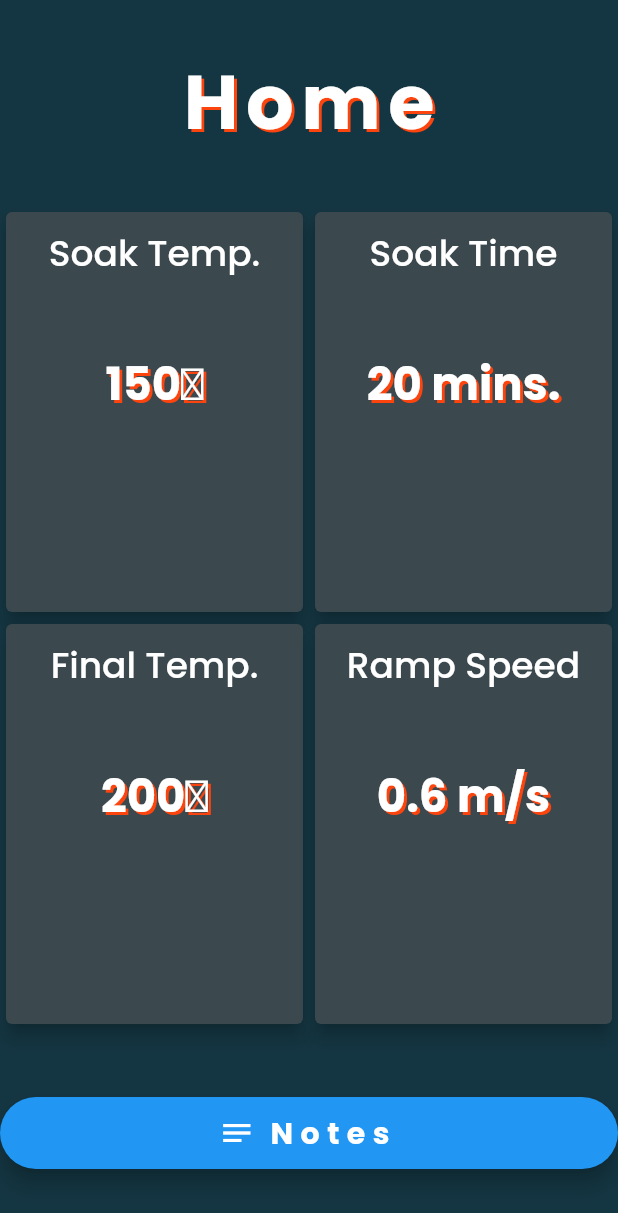
After one commit to dkrawciw/CoffeeRoastingApp, a Flutter app: the RoastHomePage screen opened directly, on a phone screen of 412 x 824 dp. The commit adds this screen. Shown: the top 1213 px of the screen. Run offline on Flutter 3.47's test engine with Material 2 defaults, Android fonts, the phone set to English and light mode, and no system bars; our stand-ins replace flutter_blue_plus, google_fonts.

Commit message:
Added a landing page after connecting to bluetooth

```diff
--- a/coffee_roasting_app/lib/bluetooth_connect_page.dart
+++ b/coffee_roasting_app/lib/bluetooth_connect_page.dart
@@ -1,4 +1,5 @@
 import 'package:coffee_roasting_app/home_page.dart';
+import 'package:coffee_roasting_app/roast_home_page.dart';
 import 'package:flutter/material.dart';
 import 'package:flutter_blue_plus/flutter_blue_plus.dart';
 import 'package:google_fonts/google_fonts.dart';
@@ -12,21 +13,29 @@ class BluetoothConnectPage extends StatefulWidget {
 
 class _BluetoothConnectPageState extends State<BluetoothConnectPage> {
   FlutterBluePlus flutterBlue = FlutterBluePlus.instance;
-  List<ScanResult> deviceList = [];
+  Set<ScanResult> deviceList = {};
   bool isScanning = false;
 
   scanDevices() async {
     setState(() {
       isScanning = true;
     });
-    await flutterBlue.startScan(timeout: const Duration(seconds: 2));
 
-    flutterBlue.scanResults.listen((results) {
-      deviceList =
-          results.where((element) => element.device.name != "").toList();
-    });
+    for (int i = 0; i < 2; i++) {
+      await flutterBlue.startScan(timeout: const Duration(seconds: 2));
 
-    await flutterBlue.stopScan();
+      flutterBlue.scanResults.listen((results) {
+        for (ScanResult r in results) {
+          if (r.device.name.isNotEmpty) {
+            setState(() {
+              deviceList.add(r);
+            });
+          }
+        }
+      });
+
+      await flutterBlue.stopScan();
+    }
 
     setState(() {
       isScanning = false;
@@ -44,18 +53,18 @@ class _BluetoothConnectPageState extends State<BluetoothConnectPage> {
     return Scaffold(
       appBar: AppBar(
         backgroundColor: const Color.fromARGB(255, 252, 68, 15),
-        actions: [
-          TextButton(
-            onPressed: scanDevices,
-            child: Text(
-              'Scan',
-              style: GoogleFonts.poppins(
-                color: Colors.white,
-                fontSize: 20,
-              ),
-            ),
-          ),
-        ],
+        // actions: [
+        //   TextButton(
+        //     onPressed: scanDevices,
+        //     child: Text(
+        //       'Scan',
+        //       style: GoogleFonts.poppins(
+        //         color: Colors.white,
+        //         fontSize: 20,
+        //       ),
+        //     ),
+        //   ),
+        // ],
         title: Text(
           'Bluetooth Devices',
           style: GoogleFonts.poppins(
@@ -72,18 +81,18 @@ class _BluetoothConnectPageState extends State<BluetoothConnectPage> {
           child: Column(
             mainAxisSize: MainAxisSize.min,
             children: [
-              if (isScanning) const CircularProgressIndicator(),
-              if (!isScanning && deviceList.isNotEmpty)
+              if (deviceList.isNotEmpty)
                 ListView.builder(
                   scrollDirection: Axis.vertical,
                   shrinkWrap: true,
                   itemBuilder: (BuildContext context, int index) {
                     return BluetoothDeviceButton(
-                      btText: deviceList[index].device.name,
+                      btText: deviceList.elementAt(index).device.name,
                     );
                   },
                   itemCount: deviceList.length,
                 ),
+              if (isScanning) const CircularProgressIndicator(),
             ],
           ),
         ),
@@ -103,7 +112,9 @@ class BluetoothDeviceButton extends StatelessWidget {
       onTap: () {
         Navigator.push(
           context,
-          MaterialPageRoute(builder: (context) => const HomePage()),
+          MaterialPageRoute(
+            builder: (context) => const RoastHomePage(),
+          ),
         );
       },
       child: Card(
--- a/coffee_roasting_app/lib/home_page.dart
+++ b/coffee_roasting_app/lib/home_page.dart
@@ -54,7 +54,7 @@ class HomePageIcon extends StatelessWidget {
       child: Expanded(
         child: Text(
           'CafeConnect',
-          style: GoogleFonts.dancingScript(
+          style: GoogleFonts.poppins(
             shadows: [
               const Shadow(
                 color: Color.fromARGB(255, 252, 68, 15),
--- /dev/null
+++ b/coffee_roasting_app/lib/roast_home_page.dart
@@ -0,0 +1,176 @@
+import 'package:flutter/material.dart';
+import 'package:google_fonts/google_fonts.dart';
+
+class RoastHomePage extends StatefulWidget {
+  const RoastHomePage({super.key});
+
+  @override
+  State<RoastHomePage> createState() => _RoastHomePageState();
+}
+
+class _RoastHomePageState extends State<RoastHomePage> {
+  @override
+  Widget build(BuildContext context) {
+    return SafeArea(
+      child: Scaffold(
+        body: Container(
+          decoration: const BoxDecoration(
+            color: Color.fromARGB(255, 20, 54, 66),
+          ),
+          child: Column(
+            mainAxisSize: MainAxisSize.min,
+            children: [
+              Expanded(
+                flex: 1,
+                child: Row(
+                  mainAxisSize: MainAxisSize.min,
+                  children: [
+                    Text(
+                      'Home',
+                      style: GoogleFonts.poppins(
+                        color: Colors.white,
+                        fontSize: 50,
+                        letterSpacing: 5,
+                        fontWeight: FontWeight.w700,
+                        shadows: [
+                          const Shadow(
+                            color: Color.fromARGB(255, 252, 68, 15),
+                            offset: Offset(2, 2),
+                          ),
+                        ],
+                      ),
+                    ),
+                  ],
+                ),
+              ),
+              const Expanded(
+                flex: 2,
+                child: Row(
+                  mainAxisSize: MainAxisSize.min,
+                  children: [
+                    InfoCard('Soak Temp.', '150\u2109'),
+                    InfoCard('Soak Time', '20 mins.'),
+                  ],
+                ),
+              ),
+              const Expanded(
+                flex: 2,
+                child: Row(
+                  mainAxisSize: MainAxisSize.min,
+                  children: [
+                    InfoCard('Final Temp.', '200\u2109'),
+                    InfoCard('Ramp Speed', '0.6 m/s'),
+                  ],
+                ),
+              ),
+              Expanded(
+                flex: 1,
+                child: Row(
+                  children: [
+                    Expanded(
+                      flex: 1,
+                      child: FloatingActionButton.extended(
+                        onPressed: null,
+                        label: Text(
+                          'Notes',
+                          style: GoogleFonts.poppins(
+                            color: Colors.white,
+                            fontSize: 20,
+                            letterSpacing: 5,
+                            fontWeight: FontWeight.w700,
+                          ),
+                        ),
+                        icon: const Icon(Icons.notes),
+                      ),
+                    ),
+                  ],
+                ),
+              ),
+            ],
+          ),
+        ),
+      ),
+    );
+  }
+}
+
+class BodyText extends StatelessWidget {
+  const BodyText(this.textContent, {super.key});
+
+  final String textContent;
+
+  @override
+  Widget build(BuildContext context) {
+    return Text(
+      textContent,
+      style: GoogleFonts.poppins(
+        color: Colors.white,
+        fontSize: 24,
+      ),
+    );
+  }
+}
+
+class InfoCard extends StatelessWidget {
+  const InfoCard(this.cardTopText, this.cardBottomText, {super.key});
+
+  final String cardTopText;
+  final String cardBottomText;
+
+  @override
+  Widget build(BuildContext context) {
+    return Expanded(
+      flex: 1,
+      child: Container(
+        decoration: const BoxDecoration(
+            // boxShadow: [
+            //   BoxShadow(
+            //     color: Color.fromARGB(255, 5, 142, 217),
+            //     offset: Offset(2, 2),
+            //   ),
+            // ],
+            ),
+        child: Card(
+          color: const Color.fromARGB(255, 59, 72, 77),
+          elevation: 5,
+          child: Padding(
+            padding: const EdgeInsets.all(10),
+            child: Column(
+              children: [
+                Expanded(
+                  flex: 1,
+                  child: Text(
+                    cardTopText,
+                    style: GoogleFonts.poppins(
+                      color: Colors.white,
+                      fontWeight: FontWeight.w500,
+                      fontSize: 24,
+                    ),
+                  ),
+                ),
+                Expanded(
+                  flex: 2,
+                  child: Text(
+                    cardBottomText,
+                    style: GoogleFonts.poppins(
+                      color: Colors.white,
+                      fontWeight: FontWeight.bold,
+                      fontSize: 30,
+                      shadows: [
+                        const Shadow(
+                          color: Color.fromARGB(255, 252, 68, 15),
+                          offset: Offset(2, 2),
+                        ),
+                      ],
+                    ),
+                    textAlign: TextAlign.center,
+                  ),
+                ),
+              ],
+            ),
+          ),
+        ),
+      ),
+    );
+  }
+}
```
